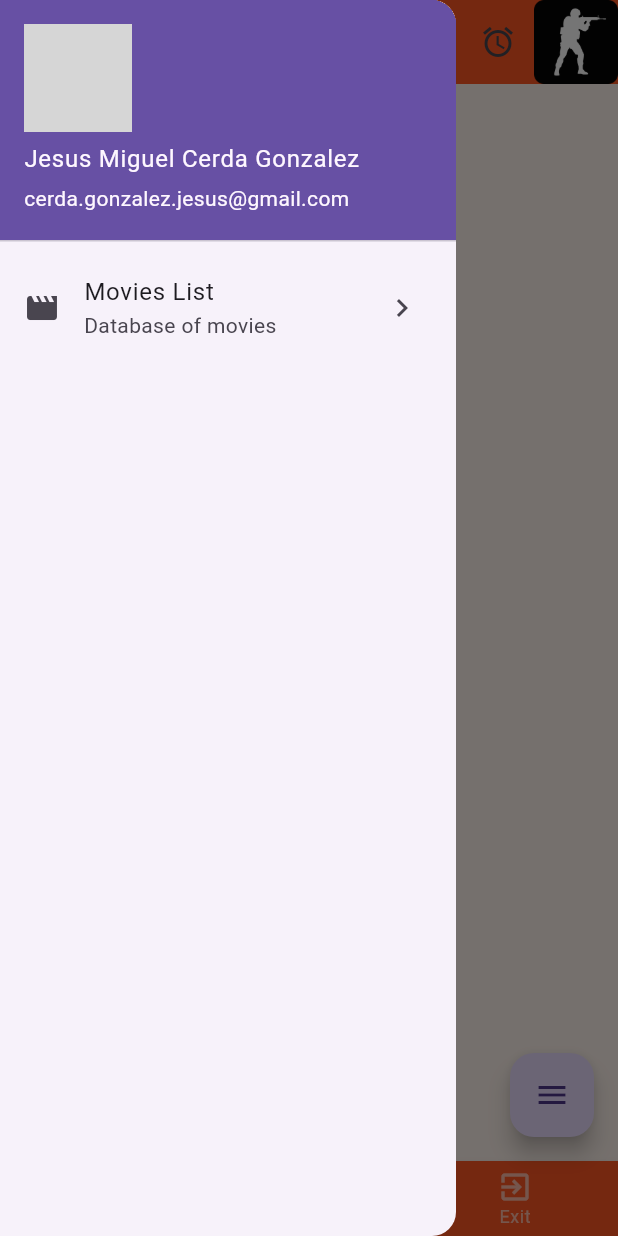
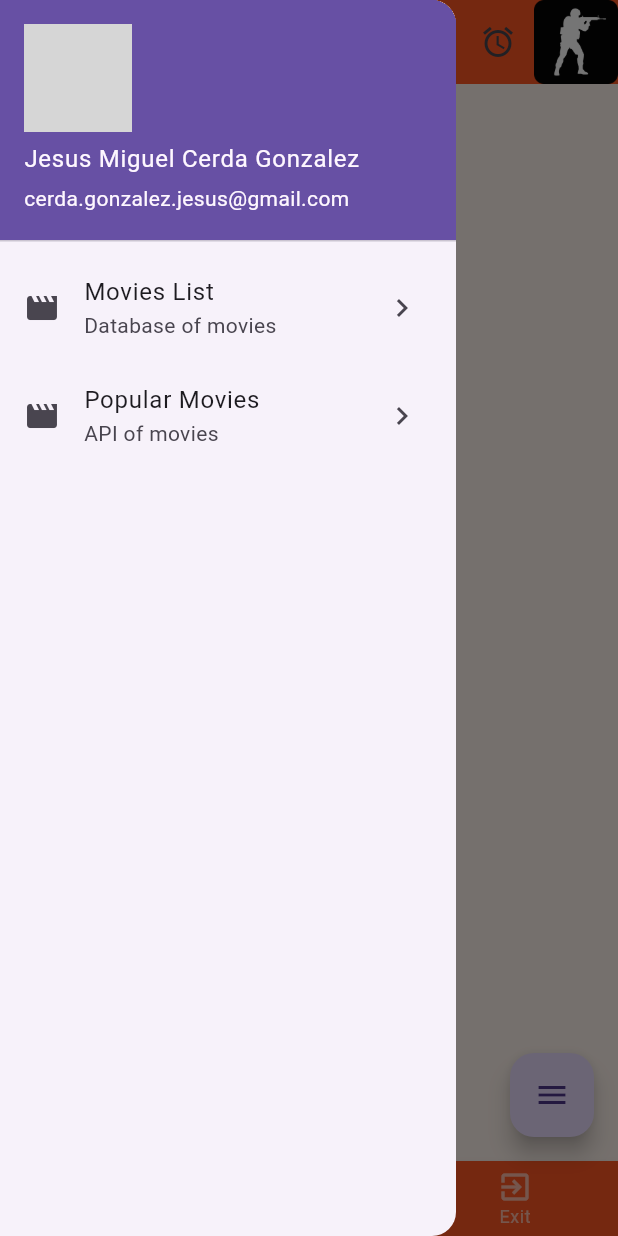
Before and after one commit to MIGU3TR0N/pmsn2024, a Flutter app: the HomeScreen screen opened by its route, with the side drawer open, on a phone screen of 412 x 824 dp. Run offline on Flutter 3.47's test engine with Material 3 defaults, Android fonts, the phone set to English and light mode, and no system bars; drawn by our look-alikes of convex_bottom_bar, flutter_expandable_fab; our stand-ins replace dio, image_picker, quickalert, sqflite; missing offline and left inert: wolt_modal_sheet; accounts and stored records are empty; network calls fail; grey boxes are pictures that could not be loaded.

Commit message:
clase 04-10-2024

```diff
--- a/lib/main.dart
+++ b/lib/main.dart
@@ -3,6 +3,7 @@ import 'package:pmsn2024/screens/home.dart';
 import 'package:pmsn2024/screens/home_screen.dart';
 import 'package:pmsn2024/screens/login_screen.dart';
 import 'package:pmsn2024/screens/movies_screen.dart';
+import 'package:pmsn2024/screens/popular_screen.dart';
 import 'package:pmsn2024/screens/profile_screen.dart';
 import 'package:pmsn2024/settings/global_values.dart';
 import 'package:pmsn2024/settings/theme_settings.dart';
@@ -28,6 +29,7 @@ class MyApp extends StatelessWidget {
             "/profile" : (context) => ProfileScreen(),
             "/login" : (context) => const LoginScreen(),
             "/db":(context) => const MoviesScreen(),
+            "/popular": (context) => const PopularScreen(),
           },
         );
       }
--- a/lib/models/popular_moviedao.dart
+++ b/lib/models/popular_moviedao.dart
@@ -6,7 +6,7 @@ class PopularMovieDao {
   String overview;
   double popularity;
   String posterPath;
-  DateTime releaseDate;
+  String releaseDate;
   String title;
   double voteAverage;
   int voteCount;
--- a/lib/network/popular_api.dart
+++ b/lib/network/popular_api.dart
@@ -1,9 +1,11 @@
 import 'package:dio/dio.dart';
+import 'package:pmsn2024/models/popular_moviedao.dart';
 
 class PopularApi {
   final dio = Dio();
-  void getPopularMovies() async{
+  Future<List<PopularMovieDao>> getPopularMovies() async{
     final response = await dio.get('https://api.themoviedb.org/3/movie/popular?api_key=5019e68de7bc112f4e4337a500b96c56&language=es-MX&page=1');
-    final res = response.data;
+    final res = response.data['results'] as List;
+    return res.map((popular) => PopularMovieDao.fromMap(popular)).toList();
   }
 }
--- a/lib/screens/home_screen.dart
+++ b/lib/screens/home_screen.dart
@@ -90,6 +90,13 @@ class _HomeScreenState extends State<HomeScreen> {
             leading: Icon(Icons.movie),
             trailing: Icon(Icons.chevron_right),
           ),
+          ListTile(
+            onTap: ()=>Navigator.pushNamed(context, '/popular'),
+            title: Text('Popular Movies'),
+            subtitle: Text('API of movies'),
+            leading: Icon(Icons.movie),
+            trailing: Icon(Icons.chevron_right),
+          ),
         ],
       ),
     );
```
Also changed, not shown: lib/screens/popular_screen.dart (added, +51 -0 lines).
